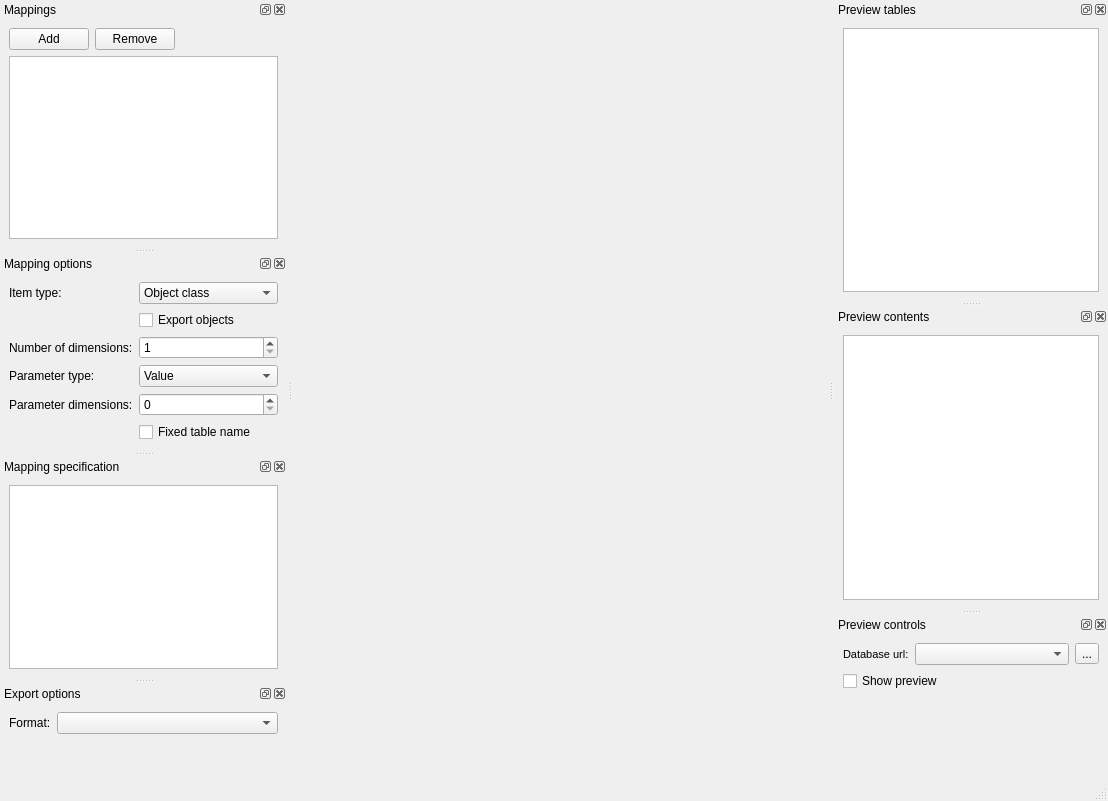
Before: the Qt Designer form spine_items/exporter/ui/specification_editor.ui in spine-tools/spine-items, drawn with Qt 5.
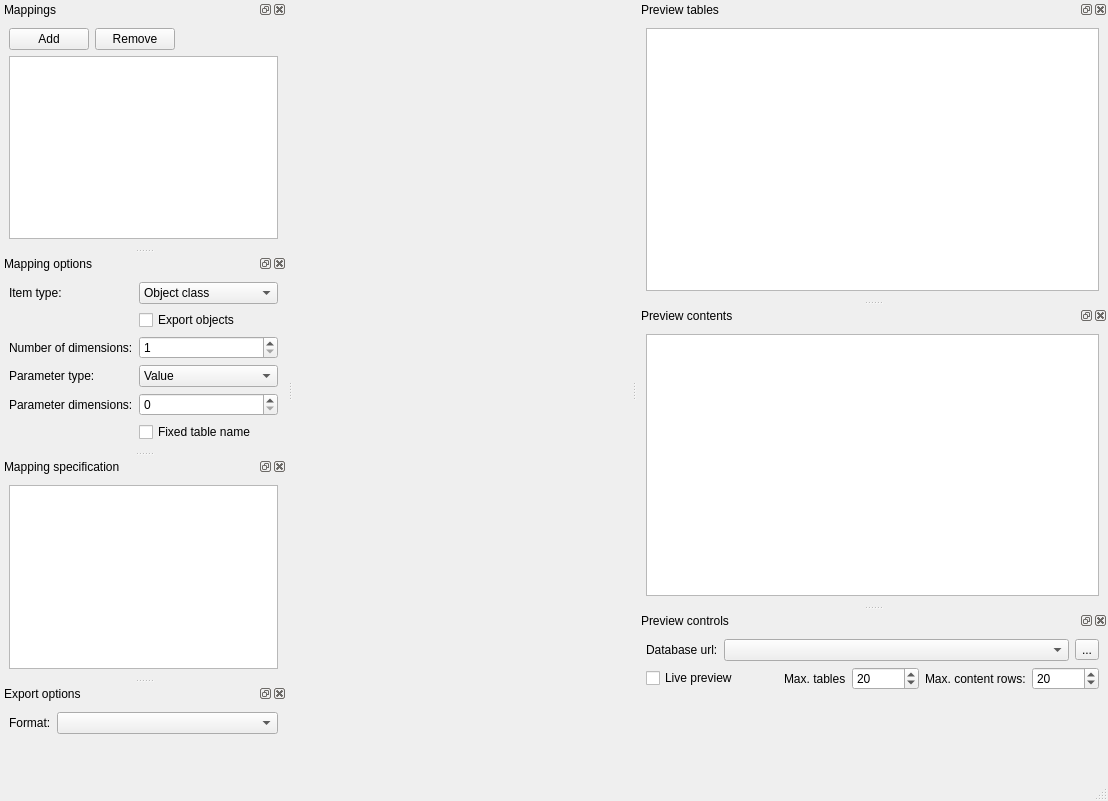
After: the same form once the commit is applied. Custom widgets are drawn as their Qt base class.

Commit message:
Exporter spec editor: add preview controls to limit output
Re Spine-project/Spine-Toolbox#1267

We add two spin-boxes to limit number of tables and number of rows
per table. We also allow for disabling the live previews with a
check-box.

What changed in the file:
```diff
--- a/spine_items/exporter/ui/specification_editor.ui
+++ b/spine_items/exporter/ui/specification_editor.ui
@@ -357,7 +357,7 @@
         <widget class="QLabel" name="label_9">
          <property name="font">
           <font>
-           <pointsize>8</pointsize>
+           <pointsize>9</pointsize>
           </font>
          </property>
          <property name="text">
@@ -392,7 +392,7 @@
        <item>
         <widget class="QCheckBox" name="load_data_button">
          <property name="text">
-          <string>Show preview</string>
+          <string>Live preview</string>
          </property>
         </widget>
        </item>
@@ -409,6 +409,46 @@
          </property>
         </spacer>
        </item>
+       <item>
+        <widget class="QLabel" name="label_3">
+         <property name="text">
+          <string>Max. tables</string>
+         </property>
+        </widget>
+       </item>
+       <item>
+        <widget class="QSpinBox" name="max_preview_tables_spin_box">
+         <property name="maximum">
+          <number>16777215</number>
+         </property>
+         <property name="singleStep">
+          <number>10</number>
+         </property>
+         <property name="value">
+          <number>20</number>
+         </property>
+        </widget>
+       </item>
+       <item>
+        <widget class="QLabel" name="label_2">
+         <property name="text">
+          <string>Max. content rows:</string>
+         </property>
+        </widget>
+       </item>
+       <item>
+        <widget class="QSpinBox" name="max_preview_rows_spin_box">
+         <property name="maximum">
+          <number>16777215</number>
+         </property>
+         <property name="singleStep">
+          <number>10</number>
+         </property>
+         <property name="value">
+          <number>20</number>
+         </property>
+        </widget>
+       </item>
       </layout>
      </item>
      <item>
```
Left out of the diff: 4 changed lines with no effect on the pictures. The commit also changes 4 other files.
